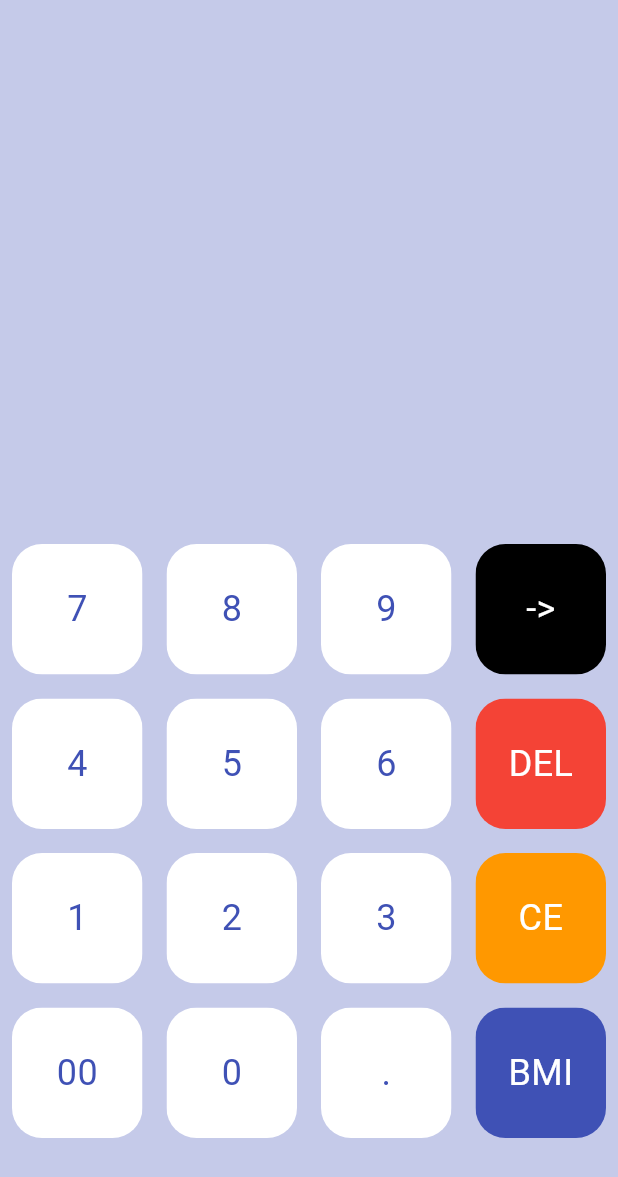
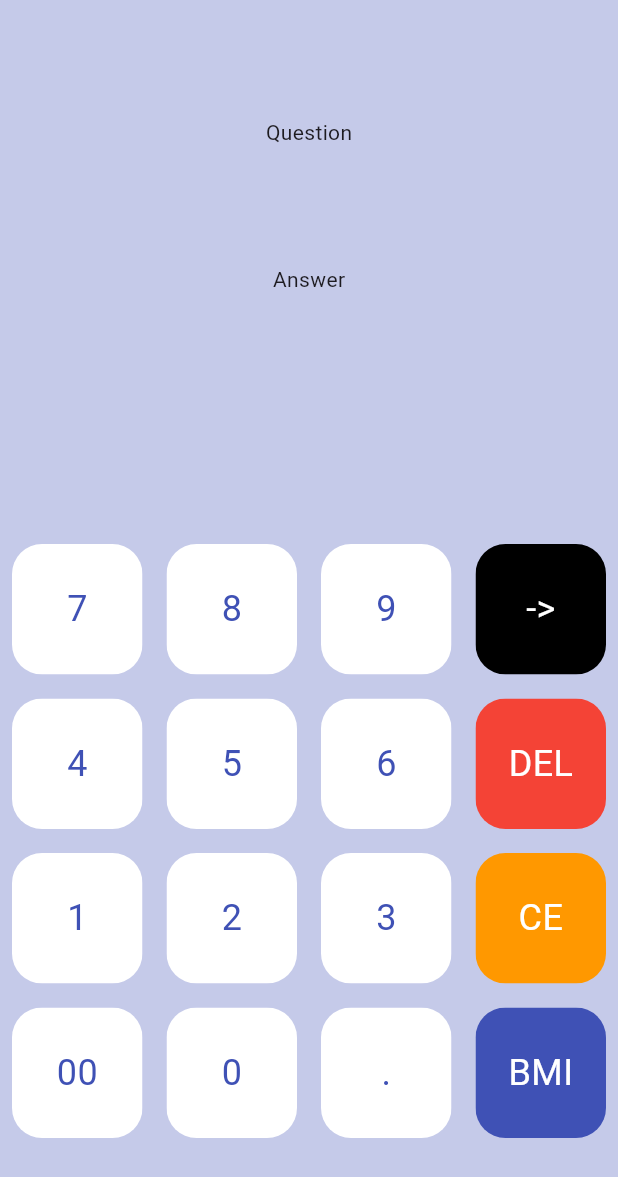
Before and after one commit to Davazano/BMI_Calculator, a Flutter app: the screen it shows after launch, on a phone screen of 412 x 824 dp. Shown: the top 1177 px of the screen. Run offline on Flutter 3.47's test engine with Material 3 defaults, Android fonts, the phone set to English and light mode, and no system bars.

Commit message:
Added text to the calculator layout

```diff
--- a/lib/pages/bmi_calculator.dart
+++ b/lib/pages/bmi_calculator.dart
@@ -9,6 +9,9 @@ class BmiCalculator extends StatefulWidget {
 }
 
 class _BmiCalculatorState extends State<BmiCalculator> {
+  var userQuestion = "Question";
+  var userAnswer = "Answer";
+
   final List<String> buttons = [
     "7",
     "8",
@@ -35,11 +38,19 @@ class _BmiCalculatorState extends State<BmiCalculator> {
       body: Column(
         children: <Widget>[
           Expanded(
-            child: Container(),
+            child: Container(
+              // color: Colors.deepPurple[100],
+              //margin: const EdgeInsets.only(bottom: 0.0),
+              child: Column(
+                mainAxisAlignment: MainAxisAlignment.spaceEvenly,
+                children: <Widget>[Text(userQuestion), Text(userAnswer)],
+              ),
+            ),
           ),
           Expanded(
             flex: 2,
             child: Container(
+              // color: Colors.deepPurple,
               margin: const EdgeInsets.only(top: 80.0),
               child: GridView.builder(
                   itemCount: buttons.length,
@@ -77,9 +88,7 @@ class _BmiCalculatorState extends State<BmiCalculator> {
                         textColor: Colors.indigo,
                       );
                     }
-
-                }
-              ),
+                  }),
             ),
           ),
         ],
```
Lines whose indentation alone changed are shown as unchanged.
